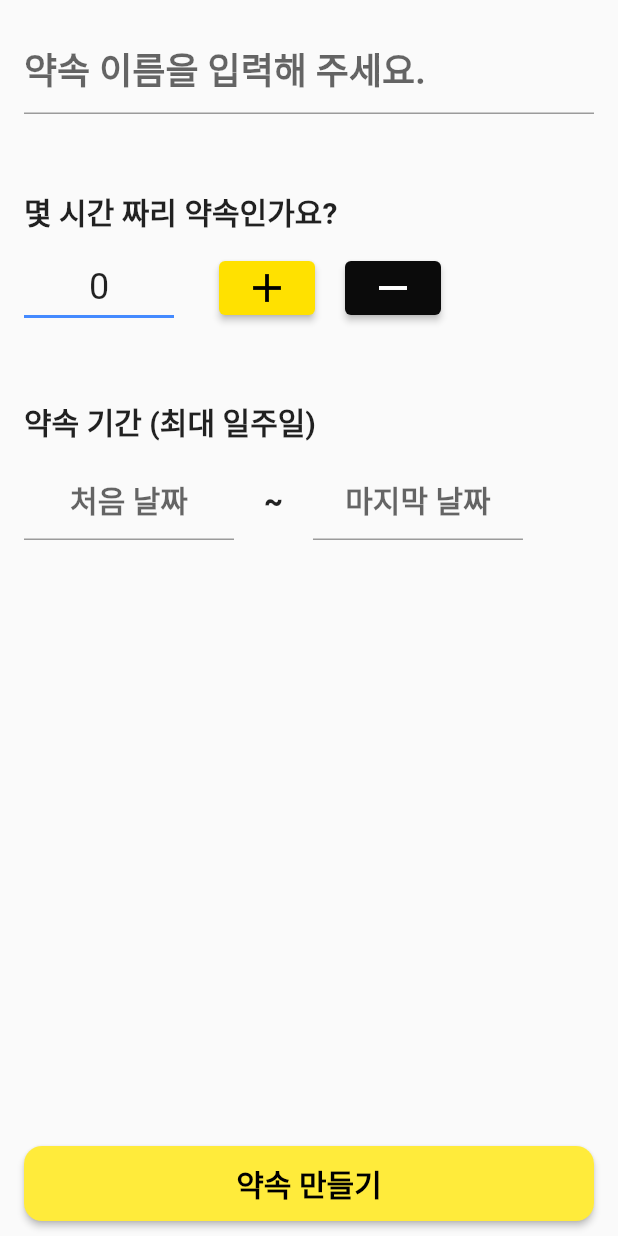
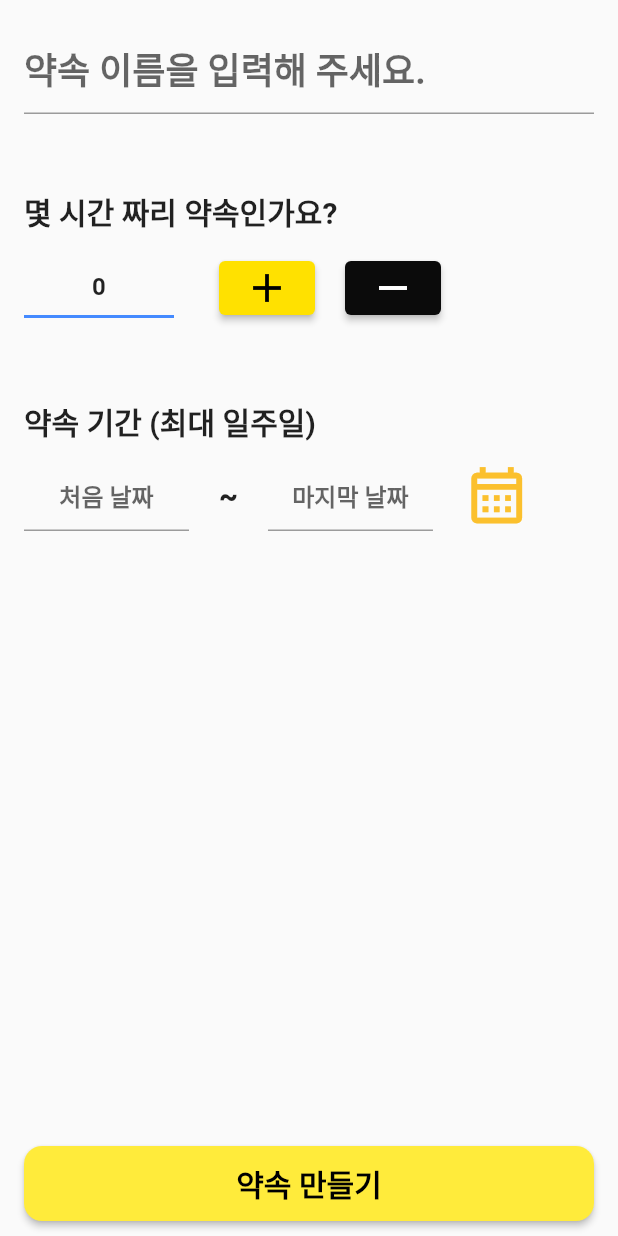
Before and after one commit to GDSC-SKHU/Meet-Now-Mobile, a Flutter app: the screen it shows after launch, after a tap on the "add" icon, on a phone screen of 412 x 824 dp. Run offline on Flutter 3.47's test engine with Material 2 defaults, Android fonts, the phone set to English and light mode, and no system bars.

Commit message:
calendar icon added

```diff
--- a/lib/view/making_promise/makingPromise.dart
+++ b/lib/view/making_promise/makingPromise.dart
@@ -61,8 +61,10 @@ class _SettingPromiseHourState extends State<SettingPromiseHour> {
                 Container(
                   height: 40,
                   alignment: Alignment.center,
-                  child:
-                      Text('${_promiseHours}', style: TextStyle(fontSize: 24)),
+                  child: Text(
+                    '${_promiseHours}',
+                    style: TextStyle(fontSize: 16, fontWeight: FontWeight.bold),
+                  ),
                   width: 100,
                   decoration: BoxDecoration(
                     border: Border(
@@ -111,6 +113,12 @@ class _SettingPromiseHourState extends State<SettingPromiseHour> {
                 ),
                 SizedBox(width: 20),
                 SelectDateForm(placeholder: '마지막 날짜'),
+                SizedBox(width: 20),
+                Icon(
+                  Icons.calendar_month_outlined,
+                  size: 45,
+                  color: Colors.yellow.shade700,
+                ),
               ],
             ),
           ],
@@ -134,11 +142,11 @@ class _SelectDateFormState extends State<SelectDateForm> {
   @override
   Widget build(BuildContext context) {
     return SizedBox(
-      width: 140,
+      width: 110,
       child: TextField(
         textAlign: TextAlign.center,
         controller: dateInput,
-        style: TextStyle(fontSize: 20, fontWeight: FontWeight.w700),
+        style: TextStyle(fontSize: 16, fontWeight: FontWeight.w700),
         decoration: InputDecoration(
           hintText: '${widget.placeholder}',
         ),
```
